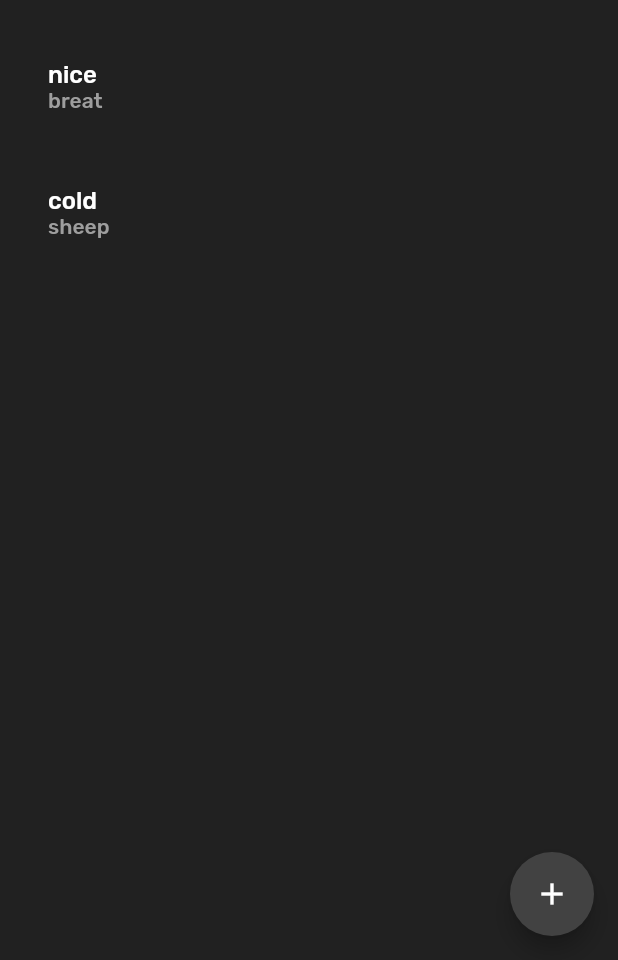
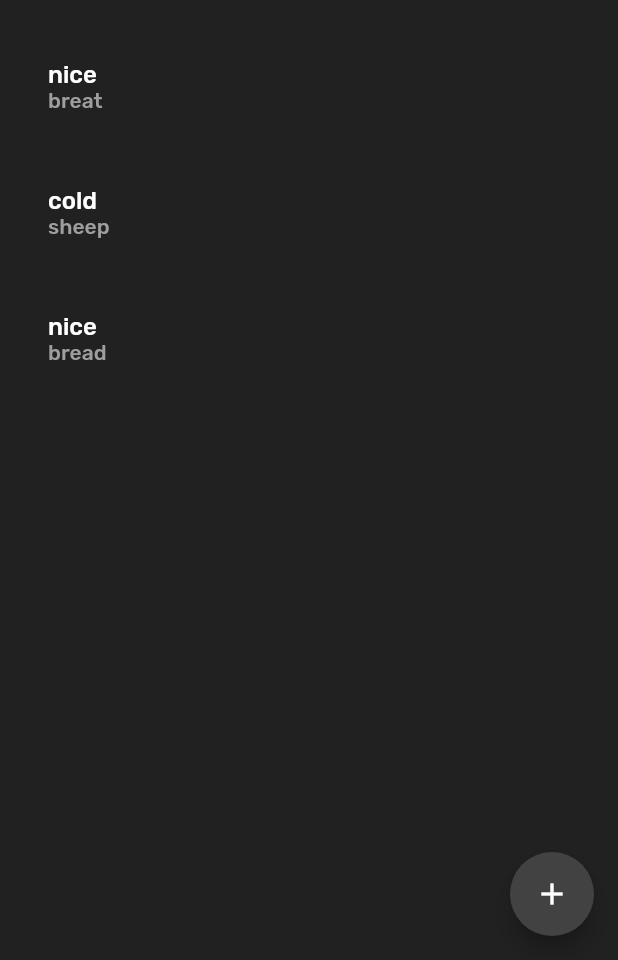
Before and after one commit to probablykasper/notifier, a Flutter app: the screen it shows after launch, after a tap on the "add" icon, on a phone screen of 412 x 824 dp, the part 276-1236 px from its top. Run offline on Flutter 3.47's test engine with Material 2 defaults, Android fonts, the phone set to English and light mode, and no system bars.

Commit message:
Floating action button adds list items

```diff
--- a/lib/models/list.dart
+++ b/lib/models/list.dart
@@ -3,21 +3,15 @@ import 'package:scoped_model/scoped_model.dart';
 import 'package:notifier/models/src/notification.dart';
 
 class ListModel extends Model {
-  final List<Notification> _notifications = [
-    Notification(
-      title: 'nice',
-      description: 'breat',
-    ),
-    Notification(
-      title: 'cold',
-      description: 'sheep',
-    ),
+  final List<NotificationItem> _notificationItems = [
+    NotificationItem(title: 'nice', description: 'breat'),
+    NotificationItem(title: 'cold', description: 'sheep'),
   ];
 
-  UnmodifiableListView<Notification> get items => UnmodifiableListView(_notifications);
+  UnmodifiableListView<NotificationItem> get items => UnmodifiableListView(_notificationItems);
 
-  void add(Notification notification) {
-    _notifications.add(notification);
+  void add(NotificationItem notificationItem) {
+    _notificationItems.add(notificationItem);
     notifyListeners(); // tell the model to rebuild the widgets that depend on it
   }
 
--- a/lib/models/src/notification.dart
+++ b/lib/models/src/notification.dart
@@ -1,7 +1,7 @@
-class Notification {
+class NotificationItem {
   // final int id;
   final String title;
   final String description;
 
-  Notification({this.title, this.description});
+  NotificationItem({this.title, this.description});
 }
--- a/lib/pages/list.dart
+++ b/lib/pages/list.dart
@@ -1,18 +1,14 @@
 import 'package:flutter/material.dart';
 import 'package:scoped_model/scoped_model.dart';
 import 'package:notifier/globals.dart';
+import 'package:notifier/models/src/notification.dart';
 import 'package:notifier/models/list.dart';
 
 class ListPage extends StatelessWidget {
   @override
   Widget build(BuildContext context) {
     return Scaffold(
-      floatingActionButton: FloatingActionButton(
-        onPressed: () {},
-        child: Icon(Icons.add),
-        foregroundColor: Colors.white,
-        backgroundColor: Colors.grey[800],
-      ),
+      floatingActionButton: addButton(),
       body: _List(),
     );
   }
@@ -84,14 +80,24 @@ class _List extends StatelessWidget {
           ],
         );
       },
-      // builder: (context, child, list) => ListView(
-      //       children: list.items
-      //           // For each item in the list:
-      //           .map(
-      //             (item) => Text('· ${item.title}'),
-      //           )
-      //           .toList(),
-      //     ),
     );
   }
 }
+
+class addButton extends StatelessWidget {
+  @override
+  Widget build(BuildContext context) {
+    return ScopedModelDescendant<ListModel>(
+      builder: (context, child, list) {
+        return FloatingActionButton(
+          onPressed: () => list.add(
+            NotificationItem(title: 'nice', description: 'bread'),
+          ),
+          child: Icon(Icons.add),
+          foregroundColor: Colors.white,
+          backgroundColor: Colors.grey[800],
+        );
+      },
+    );
+  }
+}
```
